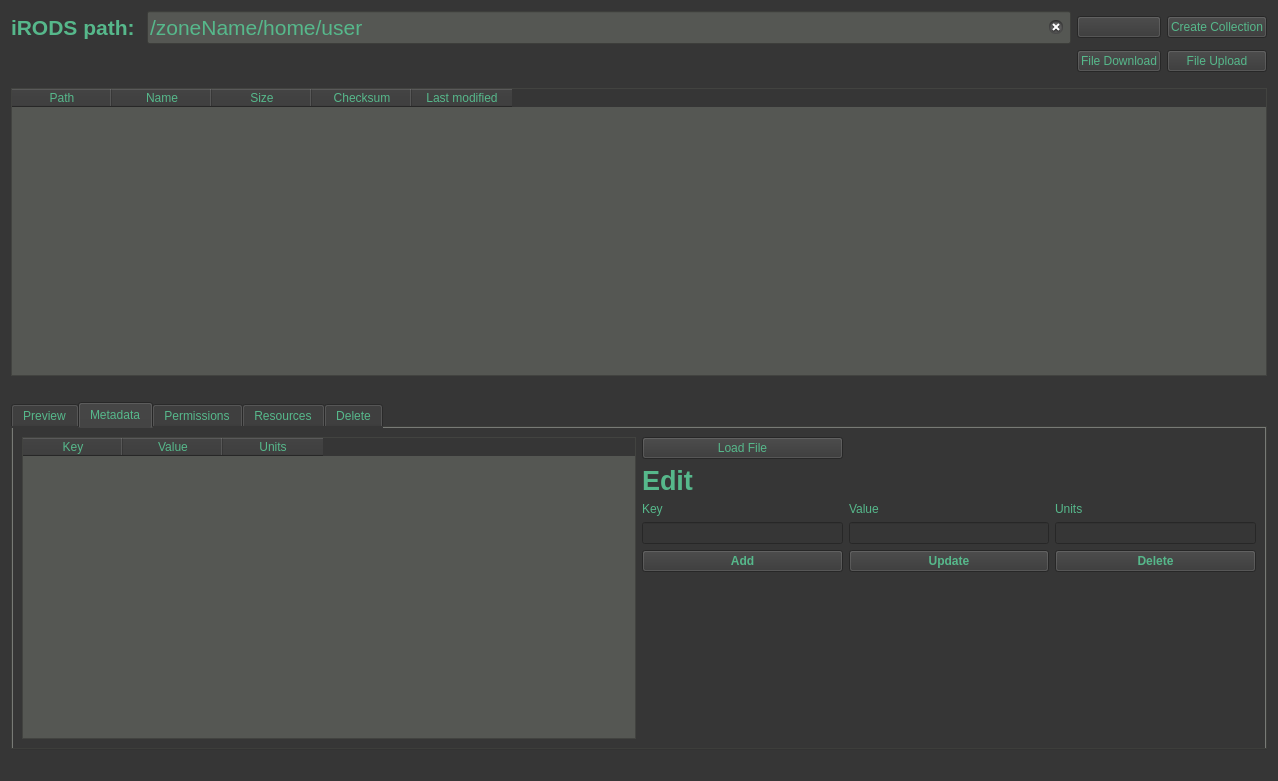
Above: gui/ui-files/tabBrowser.ui from iBridges-for-iRODS/iBridges before the change. Below: the same form after it.
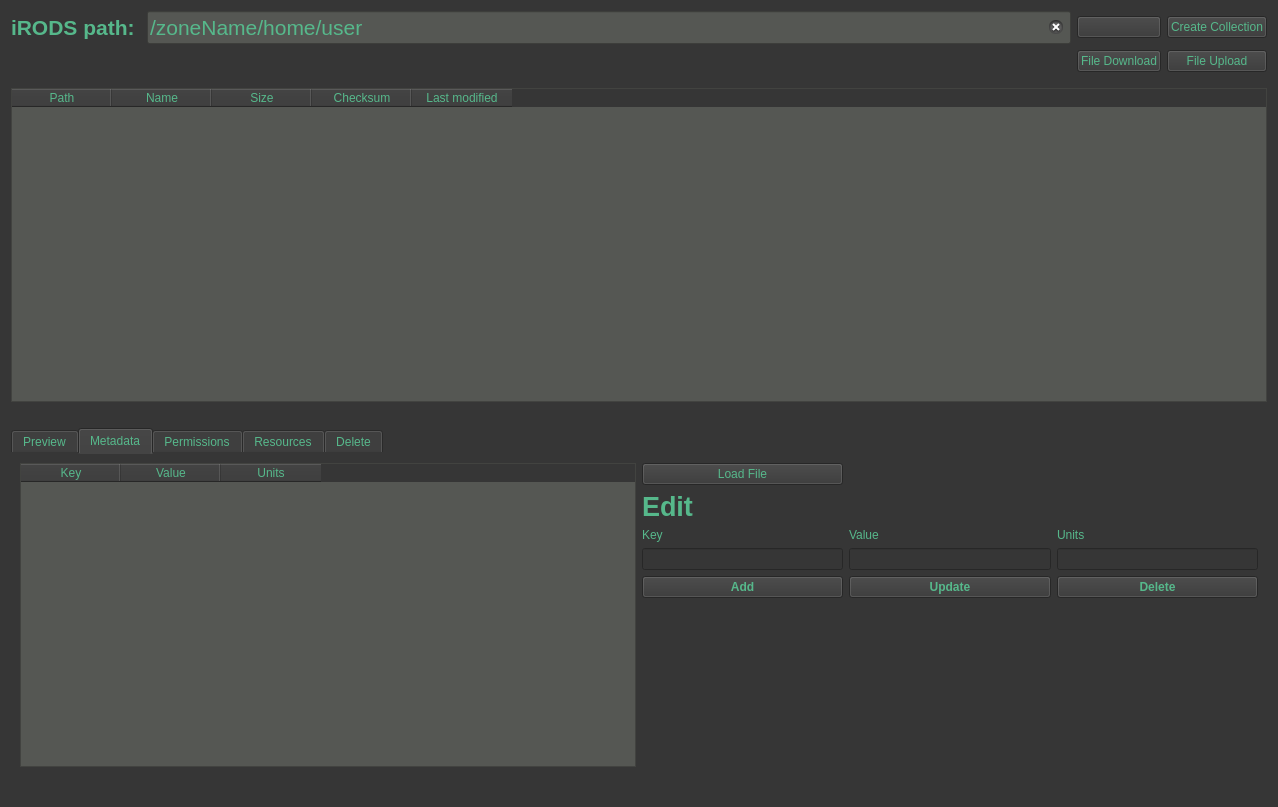
That is the form after the change. Icons and pictures are not drawn.

Patch:
```diff
--- a/gui/ui-files/tabBrowser.ui
+++ b/gui/ui-files/tabBrowser.ui
@@ -7,7 +7,7 @@
     <x>0</x>
     <y>0</y>
     <width>1278</width>
-    <height>781</height>
+    <height>807</height>
    </rect>
   </property>
   <property name="windowTitle">
@@ -18,34 +18,37 @@
 {
 	color: rgb(86, 184, 139);
 	background-color: rgb(54, 54, 54);
+    border-color: rgb(86, 184, 139);
 	selection-background-color: rgb(58, 152, 112);
 }
 
 QTabWidget
 {
-background-color: rgb(85, 87, 83);
+    background-color: rgb(85, 87, 83);
 }
 
 QTableWidget
 {
-background-color: rgb(85, 87, 83);
-selection-background-color: rgb(58, 152, 112);
+    background-color: rgb(85, 87, 83);
+    selection-background-color: rgb(58, 152, 112);
+    border-color: rgb(86, 184, 139);
 }
 
 QLabel#errorLabel
 {
-color: rgb(217, 174, 23);
+    color: rgb(217, 174, 23);
 }
 
 QLineEdit#inputPath
 {
-background-color: rgb(85, 87, 83);
+    background-color: rgb(85, 87, 83);
+    border-color: rgb(86, 184, 139);
 }
 
 QPushButton#dataDeleteButton
 {
-background-color: rgb(164, 0, 0);
-color: rgb(46, 52, 54);
+    background-color: rgb(164, 0, 0);
+    color: rgb(46, 52, 54);
 }</string>
   </property>
   <layout class="QVBoxLayout" name="verticalLayout">
@@ -315,7 +318,6 @@
           <widget class="QPushButton" name="metaUpdateButton">
            <property name="font">
             <font>
-             <weight>75</weight>
              <bold>true</bold>
             </font>
            </property>
@@ -335,7 +337,6 @@
           <widget class="QPushButton" name="metaDeleteButton">
            <property name="font">
             <font>
-             <weight>75</weight>
              <bold>true</bold>
             </font>
            </property>
@@ -352,7 +353,6 @@
            <property name="font">
             <font>
              <pointsize>20</pointsize>
-             <weight>75</weight>
              <bold>true</bold>
             </font>
            </property>
@@ -365,7 +365,6 @@
           <widget class="QPushButton" name="metaAddButton">
            <property name="font">
             <font>
-             <weight>75</weight>
              <bold>true</bold>
             </font>
            </property>
```
Left out of the diff: 5 changed lines with no effect on the pictures.
